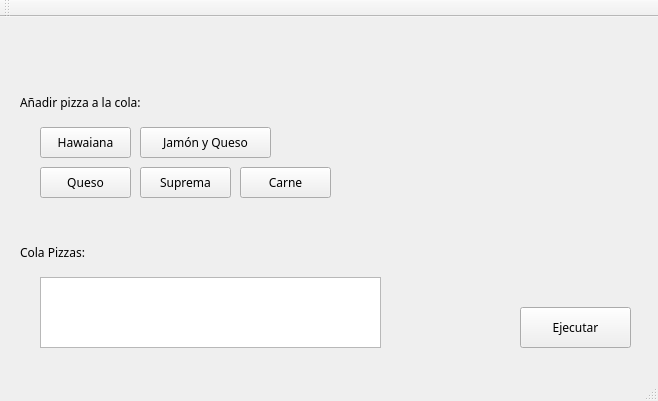
The window that mainwindow.ui (Maesly/tareaCorta1Interfaz) describes before a commit, drawn with Qt 5.
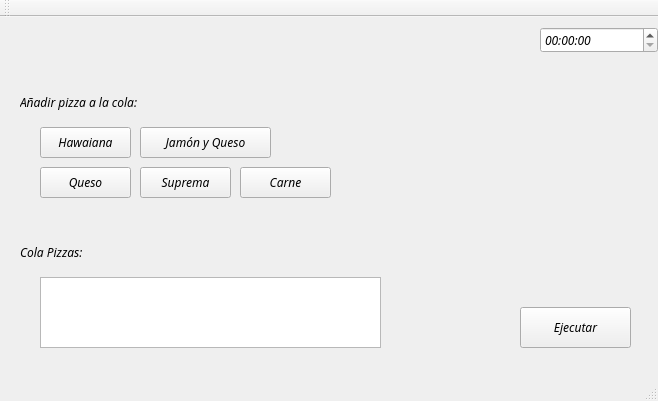
The same window after the commit.

Commit message: Cambio de font

```diff
--- a/mainwindow.ui
+++ b/mainwindow.ui
@@ -10,6 +10,12 @@
     <height>401</height>
    </rect>
   </property>
+  <property name="font">
+   <font>
+    <family>Muli</family>
+    <italic>true</italic>
+   </font>
+  </property>
   <property name="windowTitle">
    <string>Tarea Corta 1</string>
   </property>
@@ -170,6 +176,16 @@
      <string>Ejecutar</string>
     </property>
    </widget>
+   <widget class="QTimeEdit" name="timeEdit">
+    <property name="geometry">
+     <rect>
+      <x>540</x>
+      <y>10</y>
+      <width>118</width>
+      <height>26</height>
+     </rect>
+    </property>
+   </widget>
   </widget>
   <widget class="QMenuBar" name="menuBar">
    <property name="geometry">
```
Left out of the diff: 2 changed lines with no effect on the pictures.
